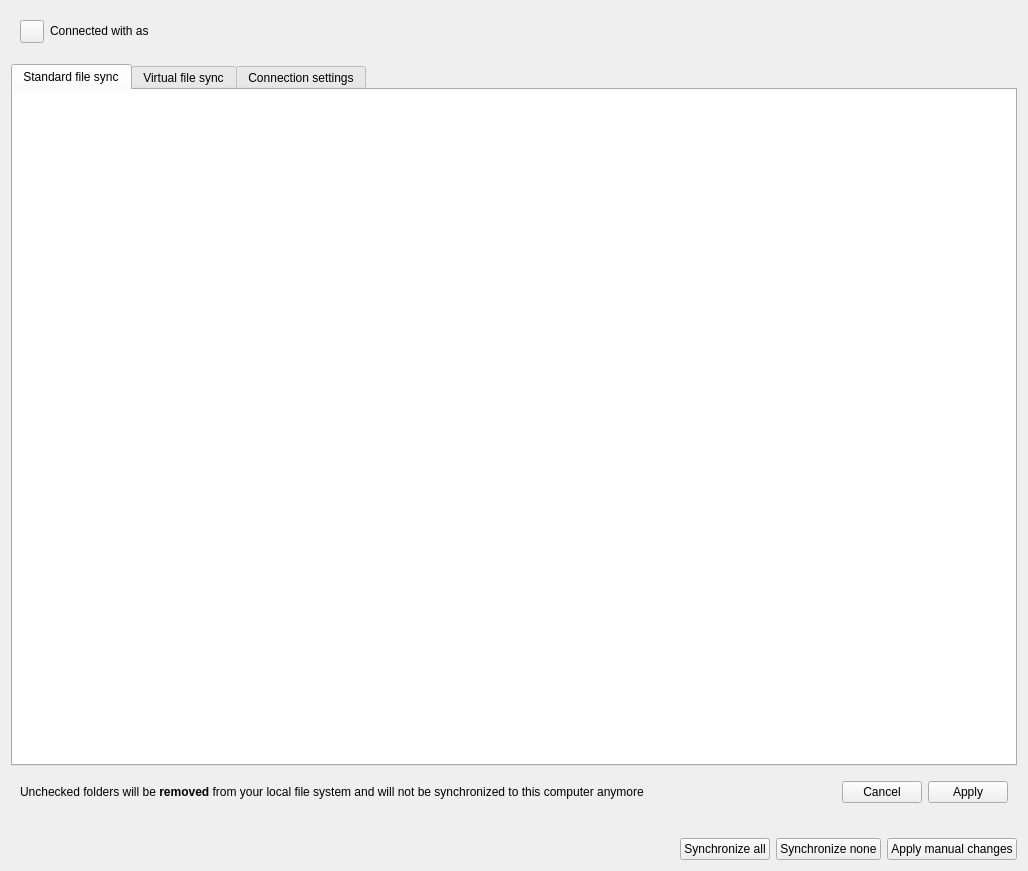
Old version of the form src/gui/accountsettings.ui in the repository nextmcloud/desktop.
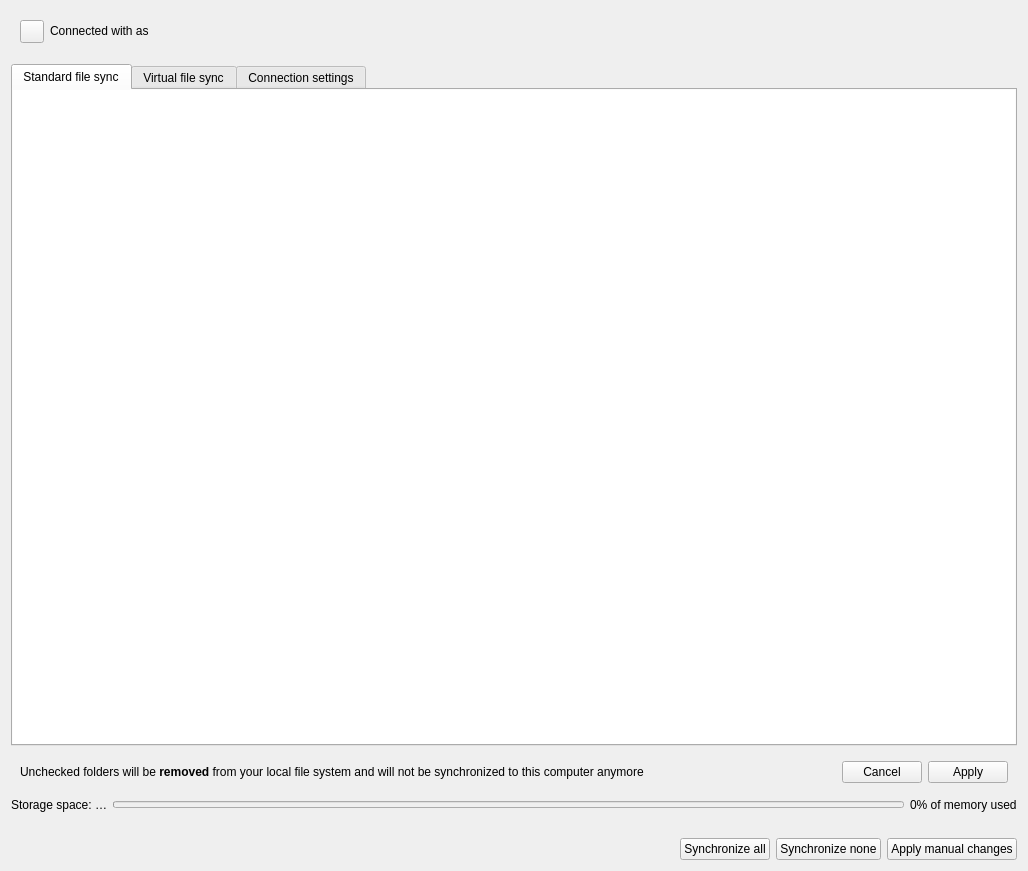
New version of the form. Custom widgets are drawn as their Qt base class.

```diff
--- a/src/gui/accountsettings.ui
+++ b/src/gui/accountsettings.ui
@@ -14,7 +14,7 @@
    <string notr="true">Form</string>
   </property>
   <layout class="QGridLayout" name="gridLayout">
-   <item row="3" column="0">
+   <item row="4" column="0">
     <layout class="QHBoxLayout" name="storageGroupBox">
      <item>
       <widget class="QLabel" name="quotaInfoLabel">
@@ -87,7 +87,7 @@
      </item>
     </layout>
    </item>
-   <item row="4" column="0">
+   <item row="3" column="0">
     <widget class="QWidget" name="selectiveSyncStatus" native="true">
      <layout class="QHBoxLayout" name="horizontalLayout_3">
       <item>
@@ -276,7 +276,7 @@
      </layout>
     </widget>
    </item>
-   <item row="3" column="0">
+   <item row="2" column="0">
     <widget class="QTabWidget" name="tabWidget">
      <property name="tabShape">
       <enum>QTabWidget::Rounded</enum>
```
